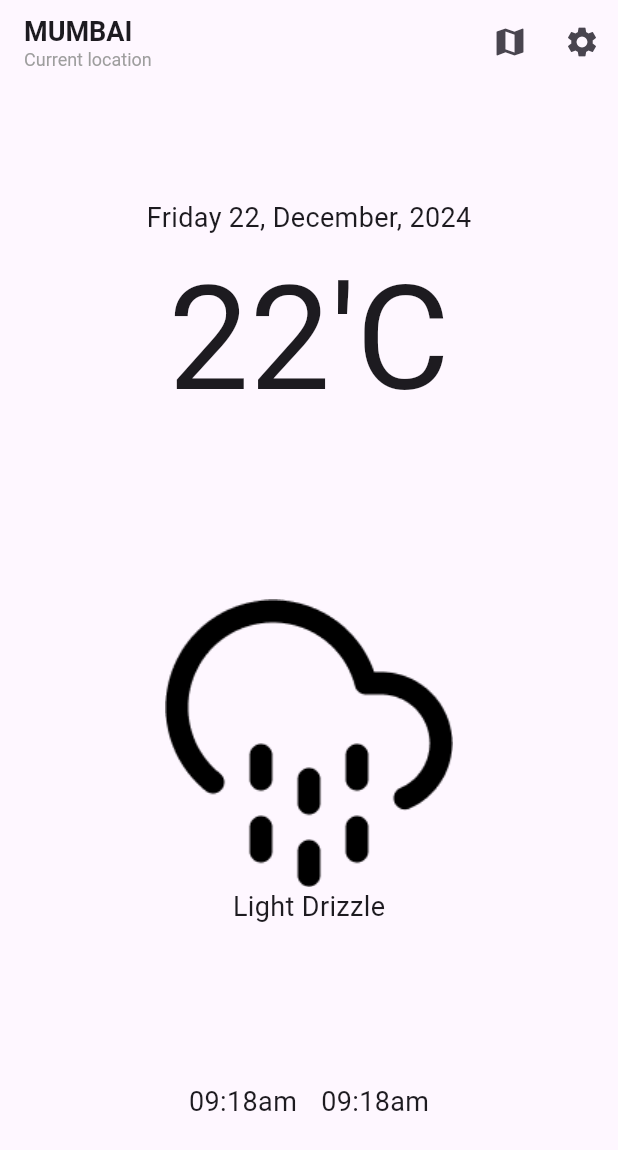
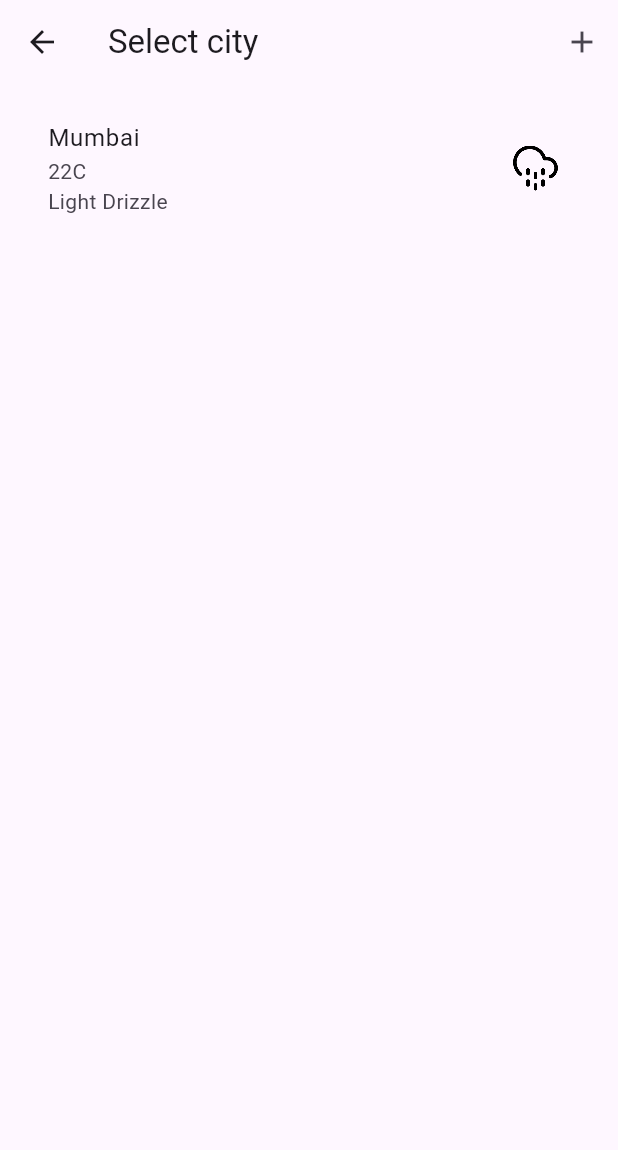
Before and after one commit to DamisolaT/wtm_weather_app, a Flutter app: the screen it shows after launch, after a tap on the "map" icon, on a phone screen of 412 x 824 dp. Shown: the top 1150 px of the screen. Run offline on Flutter 3.47's test engine with Material 3 defaults, Android fonts, the phone set to English and light mode, and no system bars.

Commit message:
March 27th class

```diff
--- a/lib/pages/home_page.dart
+++ b/lib/pages/home_page.dart
@@ -2,6 +2,8 @@
 
 import "package:flutter/material.dart";
 import "package:wtm_weather_app/gen/assets.gen.dart";
+import "package:wtm_weather_app/pages/select_city_page.dart";
+import "package:wtm_weather_app/pages/settings_page.dart";
 
 
 
@@ -31,11 +33,15 @@ class HomePage extends StatelessWidget {
         ),
         actions: [
           IconButton(
-            onPressed: (){},
+            onPressed: (){
+              Navigator.push(context, SelectCityPage.route());
+            },
            icon: Icon(Icons.map)
            ),
            IconButton(
-            onPressed: (){},
+            onPressed: (){
+              Navigator.push(context, SettingsPage.route());
+            },
              icon: Icon(Icons.settings))
         ],
 
@@ -76,16 +82,28 @@ class HomePage extends StatelessWidget {
                 child: Row(
                   mainAxisAlignment: MainAxisAlignment.center,
                   children: [
+                    Row(
+                      children: [
+                       // Assets.sunrise.image(),
+                        SizedBox(width: 8,),
                         Text("09:18am",
                         style: TextStyle(
                           fontSize: 18
                         ),
                         ),
+                      ],
+                    ),
                     SizedBox(width: 16,),
+                    Row(
+                      children: [
+                       // Assets.sunset.image(),
+                        SizedBox(width: 8,),
                         Text("09:18am",
                         style: TextStyle(
                           fontSize: 18
                         ),),
+                      ],
+                    ),
                   ]),
               )
             ],
--- /dev/null
+++ b/lib/pages/select_city_page.dart
@@ -0,0 +1,44 @@
+import 'package:flutter/material.dart';
+import 'package:wtm_weather_app/gen/assets.gen.dart';
+
+class SelectCityPage extends StatelessWidget {
+  const SelectCityPage({super.key});
+
+   static route() => MaterialPageRoute(builder: (context) {
+    return SelectCityPage();
+  });
+
+  @override
+  Widget build(BuildContext context) {
+    return Scaffold(
+      appBar: AppBar(
+        title: Text("Select city"),
+        actions: [
+          IconButton(
+            onPressed: (){},
+            icon: Icon(Icons.add))
+        ],
+      ),
+      body: ListView(
+        padding: EdgeInsets.all(16),
+        children: [
+          ListTile(
+            title: Text("Mumbai"),
+            trailing: Assets.drizzle.image(
+              height: 30,
+              width: 30
+            ),
+            subtitle: Column(
+              crossAxisAlignment: CrossAxisAlignment.start,
+              children: [
+                Text("22C"),
+                Text("Light Drizzle")
+
+              ]
+              ),
+          )
+        ],
+      ),
+    );
+  }
+}
--- a/pubspec.yaml
+++ b/pubspec.yaml
@@ -36,6 +36,9 @@ dependencies:
   # Use with the CupertinoIcons class for iOS style icons.
   cupertino_icons: ^1.0.2
   build_runner: ^2.4.8
+  build: ^2.4.1
+  http: ^1.2.0
+  json_serializable: ^6.7.1
 
 dev_dependencies:
   flutter_test:
@@ -48,6 +51,7 @@ dev_dependencies:
   # rules and activating additional ones.
   flutter_lints: ^2.0.0
   flutter_gen_runner: ^5.4.0
+  freezed: ^2.4.7
 
 # For information on the generic Dart part of this file, see the
 # following page: https://dart.dev/tools/pub/pubspec
```
Also changed, not shown: lib/pages/settings_page.dart (added, +20 -0 lines), assets/sun.png (added), assets/sunrise.png (added), assets/sunset.png (added), lib/pages/weather_details_page.dart (deleted), pubspec.lock, 2 other files. Lines whose indentation alone changed are shown as unchanged.
